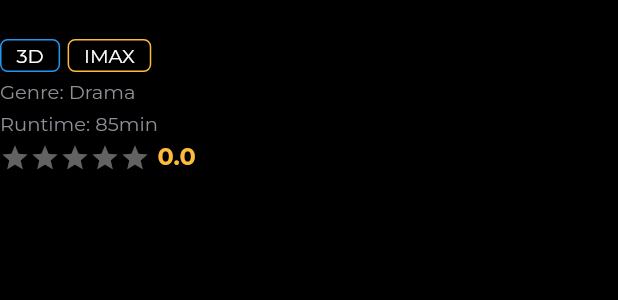
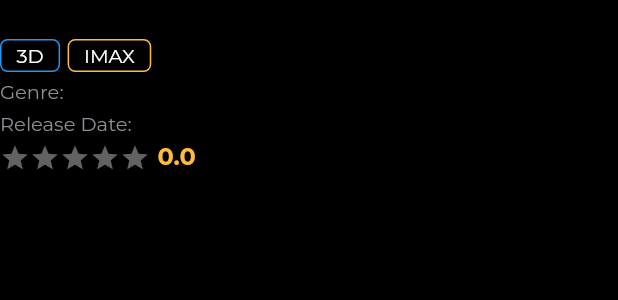
Before and after one commit to applevinc/Movie-App, a Flutter app: the MovieDetailShortDescription widget shown alone on an empty page, opened directly with empty values, on a phone screen of 412 x 824 dp. Shown: the top 300 px of the screen. Run offline on Flutter 3.47's test engine with Material 2 defaults, Android fonts, the phone set to English and light mode, and no system bars; drawn by our look-alikes of flutter_rating_bar; our stand-ins replace cached_network_image, google_fonts, sizer; network calls fail.

Commit message:
Implemented and integrated movie genre list api

```diff
--- a/lib/domain/movie.dart
+++ b/lib/domain/movie.dart
@@ -3,7 +3,7 @@ class Movie {
   final String title;
   final String poster;
   final String description;
-  final DateTime releaseDate;
+  final String releaseDate;
 
   final List genre;
   final double rating;
@@ -24,7 +24,7 @@ class Movie {
       title: json['title'],
       poster: json["poster_path"],
       description: json["overview"],
-      releaseDate: DateTime.parse(json["release_date"]),
+      releaseDate: json["release_date"],
 
       /*
       List.from() constructor creates a new list
--- a/lib/ui/components/movieContainer.dart
+++ b/lib/ui/components/movieContainer.dart
@@ -95,26 +95,34 @@ class MovieShortDescription extends StatelessWidget {
               ],
             ),
             SizedBox(height: 5),
-            genre(),
+            genre(movie),
             SizedBox(height: 5),
-            runTime(),
+            runTime(movie),
           ],
         ),
       ),
     );
   }
 
-  static Text runTime() {
+  static Text runTime(MovieViewModel movie) {
     return Text(
-      'Runtime: 85min',
-      style: GoogleFonts.montserrat(color: Color(0xff8D8E96), fontSize: 13),
+      'Release Date: ${movie.releasedDate}',
+      style: GoogleFonts.montserrat(
+        color: Color(0xff8D8E96),
+        fontSize: 13,
+      ),
     );
   }
 
-  static Text genre() {
+  static Text genre(MovieViewModel movie) {
     return Text(
-      'Genre: Drama',
-      style: GoogleFonts.montserrat(color: Color(0xff8D8E96), fontSize: 13),
+      'Genre: ${movie.genre}',
+      maxLines: 1,
+      overflow: TextOverflow.ellipsis,
+      style: GoogleFonts.montserrat(
+        color: Color(0xff8D8E96),
+        fontSize: 13,
+      ),
     );
   }
 
--- a/lib/ui/screens/movieDetails/components/movieDetailbody.dart
+++ b/lib/ui/screens/movieDetails/components/movieDetailbody.dart
@@ -150,9 +150,9 @@ class MovieDetailShortDescription extends StatelessWidget {
               ],
             ),
             SizedBox(height: 5),
-            MovieShortDescription.genre(),
+            MovieShortDescription.genre(movie),
             SizedBox(height: 5),
-            MovieShortDescription.runTime(),
+            MovieShortDescription.runTime(movie),
             SizedBox(height: 5),
             starRating(movie),
           ],
--- a/lib/viewModels/movieViewModel.dart
+++ b/lib/viewModels/movieViewModel.dart
@@ -1,4 +1,5 @@
 import 'package:movie_app/domain/movie.dart';
+import 'package:movie_app/service/movieService.dart';
 
 class MovieViewModel {
   Movie _movie;
@@ -11,6 +12,25 @@ class MovieViewModel {
   String get title => _movie.title;
   String get description => _movie.description;
   String get poster => 'https://image.tmdb.org/t/p/w500${_movie.poster}';
-  List get genre => _movie.genre;
   double get rating => _movie.rating;
+  String get genre => getMovieGenre();
+  String get releasedDate => _movie.releaseDate;
+
+  String getMovieGenre() {
+    var movieGenreIds = _movie.genre;
+
+    List genreList = [];
+
+    for (int id in movieGenreIds) {
+      for (var genreItem in tmbdGenreList) {
+        if (id == genreItem.id) {
+          genreList.add(genreItem.name);
+        }
+      }
+    }
+
+    String genre = genreList.join(', ');
+
+    return genre;
+  }
 }
--- a/pubspec.yaml
+++ b/pubspec.yaml
@@ -30,6 +30,7 @@ dependencies:
   cached_network_image: ^2.5.0
   google_fonts: ^1.1.2
   sizer: ^1.1.8
+  intl: ^0.16.1
 
 dev_dependencies:
   flutter_test:
```
Also changed, not shown: lib/domain/genre.dart (added, +16 -0 lines), lib/main.dart (+6 -1 lines), lib/service/movieService.dart (+19 -2 lines), lib/ui/screens/home/components/tabHeaderText.dart (+38 -1 lines), lib/ui/screens/home/home.dart (+10 -5 lines), lib/ui/screens/home/state/tabBarState.dart (added, +13 -0 lines), assets/images/LOGO-removebg.png (deleted), assets/images/Layer 1.png (deleted), assets/images/Michael Peña.png (deleted), assets/images/Profile picture.png (deleted), assets/images/loginBackgroundImg.png (deleted), assets/images/logo.png (deleted), assets/images/movieFeatureImg.png (deleted), assets/images/user-4.png (deleted), 1 more files.
